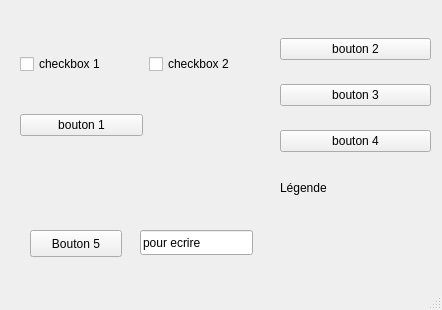
First picture: the form in TP_QT/partie_04/src/mainwindow.ui, repository PM-Poisson/CPLUSPLUS, before the edit.
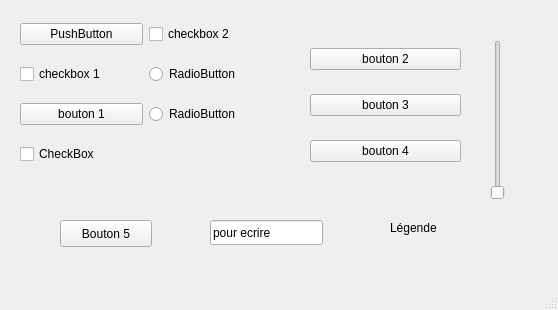
Second picture: the form after the edit.

What changed in the file:
```diff
--- a/TP_QT/partie_04/src/mainwindow.ui
+++ b/TP_QT/partie_04/src/mainwindow.ui
@@ -6,7 +6,7 @@
    <rect>
     <x>0</x>
     <y>0</y>
-    <width>442</width>
+    <width>558</width>
     <height>310</height>
    </rect>
   </property>
@@ -17,8 +17,8 @@
    <widget class="QPushButton" name="Button_5">
     <property name="geometry">
      <rect>
-      <x>30</x>
-      <y>230</y>
+      <x>60</x>
+      <y>220</y>
       <width>92</width>
       <height>27</height>
      </rect>
@@ -31,30 +31,58 @@
     <property name="geometry">
      <rect>
       <x>20</x>
-      <y>20</y>
+      <y>10</y>
       <width>251</width>
-      <height>151</height>
+      <height>171</height>
      </rect>
     </property>
     <layout class="QGridLayout" name="gridLayout">
-     <item row="0" column="0">
+     <item row="0" column="1">
+      <widget class="QCheckBox" name="checkBox_2">
+       <property name="text">
+        <string>checkbox 2</string>
+       </property>
+      </widget>
+     </item>
+     <item row="1" column="0">
       <widget class="QCheckBox" name="checkBox">
        <property name="text">
         <string>checkbox 1</string>
        </property>
       </widget>
      </item>
-     <item row="1" column="0">
+     <item row="2" column="0">
       <widget class="QPushButton" name="Button_1">
        <property name="text">
         <string>bouton 1</string>
        </property>
       </widget>
      </item>
-     <item row="0" column="1">
-      <widget class="QCheckBox" name="checkBox_2">
+     <item row="0" column="0">
+      <widget class="QPushButton" name="pushButton">
        <property name="text">
-        <string>checkbox 2</string>
+        <string>PushButton</string>
+       </property>
+      </widget>
+     </item>
+     <item row="1" column="1">
+      <widget class="QRadioButton" name="radioButton">
+       <property name="text">
+        <string>RadioButton</string>
+       </property>
+      </widget>
+     </item>
+     <item row="2" column="1">
+      <widget class="QRadioButton" name="radioButton_2">
+       <property name="text">
+        <string>RadioButton</string>
+       </property>
+      </widget>
+     </item>
+     <item row="3" column="0">
+      <widget class="QCheckBox" name="checkBox_3">
+       <property name="text">
+        <string>CheckBox</string>
        </property>
       </widget>
      </item>
@@ -63,8 +91,8 @@
    <widget class="QWidget" name="verticalLayoutWidget">
     <property name="geometry">
      <rect>
-      <x>280</x>
-      <y>20</y>
+      <x>310</x>
+      <y>30</y>
       <width>151</width>
       <height>151</height>
      </rect>
@@ -96,8 +124,8 @@
    <widget class="QLabel" name="label">
     <property name="geometry">
      <rect>
-      <x>280</x>
-      <y>180</y>
+      <x>390</x>
+      <y>220</y>
       <width>59</width>
       <height>15</height>
      </rect>
@@ -109,8 +137,8 @@
    <widget class="QLineEdit" name="lineEdit">
     <property name="geometry">
      <rect>
-      <x>140</x>
-      <y>230</y>
+      <x>210</x>
+      <y>220</y>
       <width>113</width>
       <height>25</height>
      </rect>
@@ -119,6 +147,19 @@
      <string>pour ecrire</string>
     </property>
    </widget>
+   <widget class="QSlider" name="verticalSlider">
+    <property name="geometry">
+     <rect>
+      <x>490</x>
+      <y>40</y>
+      <width>16</width>
+      <height>160</height>
+     </rect>
+    </property>
+    <property name="orientation">
+     <enum>Qt::Vertical</enum>
+    </property>
+   </widget>
   </widget>
   <widget class="QMenuBar" name="menubar">
    <property name="geometry">
```
Left out of the diff: 4 changed lines with no effect on the pictures.
